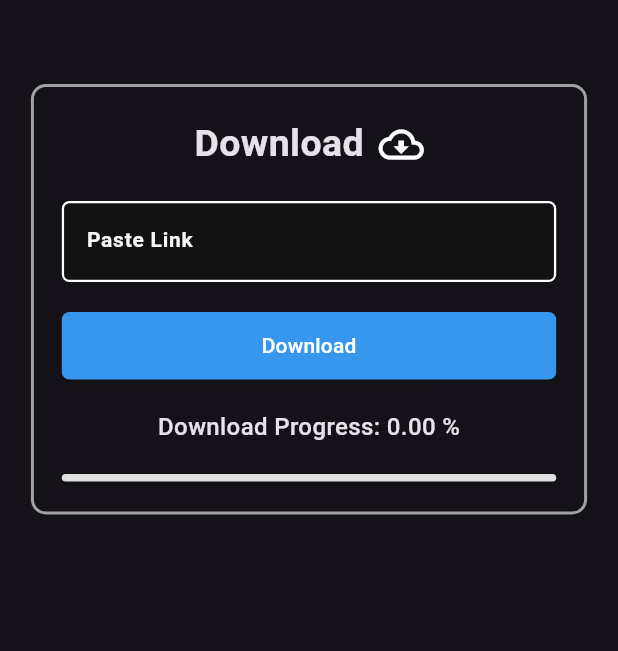
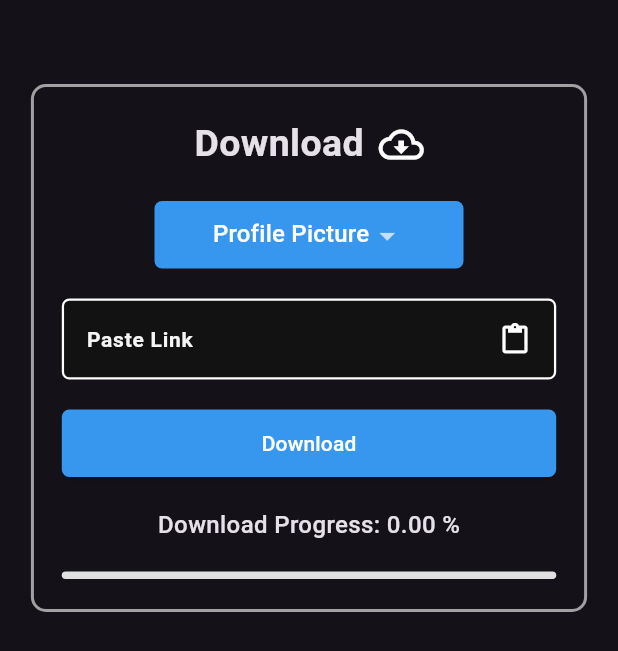
Before and after one commit to XitizVerma/Instagram-Flutter-App, a Flutter app: the PostScreen screen opened directly, on a phone screen of 412 x 824 dp. Shown: the top 651 px of the screen. Run offline on Flutter 3.47's test engine with Material 3 defaults, Android fonts, the phone set to English and light mode, and no system bars; our stand-ins replace cached_network_image, dio, image_picker; network calls fail.

Commit message:
Dropdown Button and Clipboard Functionality

```diff
--- a/lib/screens/mediapost/download_screen.dart
+++ b/lib/screens/mediapost/download_screen.dart
@@ -1,6 +1,7 @@
 import 'package:flutter/material.dart';
 import 'package:instagram_flutter_app/Widgets/ui_helper.dart';
 import 'package:instagram_flutter_app/services/download_service.dart';
+import 'package:instagram_flutter_app/utils/constants.dart';
 import 'package:instagram_flutter_app/utils/utils.dart';
 
 class DownloadScreen extends StatefulWidget {
@@ -10,8 +11,13 @@ class DownloadScreen extends StatefulWidget {
 
 class _DownloadScreenState extends State<DownloadScreen> {
   final TextEditingController downloadController = TextEditingController();
+  final List<String> items = [
+    Constants.DOWNLOAD_MENU_ITEM_PROFILE_PIC,
+    Constants.DOWNLOAD_MENU_ITEM_POST_PIC,
+  ];
 
   double downloadProgress = 0.0;
+  String selectedMenuValue = Constants.DOWNLOAD_MENU_ITEM_PROFILE_PIC;
 
   @override
   Widget build(BuildContext context) {
@@ -47,16 +53,29 @@ class _DownloadScreenState extends State<DownloadScreen> {
 
                   SizedBox(height: 20),
 
+                  UIHelper.customDropdownButton(
+                    items: items,
+                    width: Utils.getScreenWidth(context) * 0.5,
+                    selectedValue: selectedMenuValue,
+                    onChanged: (value) {
+                      setState(() {
+                        selectedMenuValue = value;
+                      });
+                    },
+                  ),
+
+                  SizedBox(height: 20),
+
                   UIHelper.customTextField(
                     controller: downloadController,
                     text: "Paste Link",
                     toHide: false,
                     width: Utils.getScreenWidth(context) * 0.8,
                     borderRadius: 5,
+                    trailingIcon: Icon(Icons.content_paste)
                   ),
 
                   SizedBox(height: 20),
-
                   UIHelper.customButton(
                     text: "Download",
                     width: Utils.getScreenWidth(context) * 0.8,
--- a/lib/utils/constants.dart
+++ b/lib/utils/constants.dart
@@ -3,4 +3,7 @@ class Constants {
   static const String ITS_ME_XITIZ = "its_me_xitiz";
   static const String SOUMYA_GARG = "soumya_garg";
   static const String NEHA_GUPTA = "neha_gupta";
+
+  static const DOWNLOAD_MENU_ITEM_PROFILE_PIC = "Profile Picture";
+  static const DOWNLOAD_MENU_ITEM_POST_PIC = "Post ";
 }
--- /dev/null
+++ b/lib/utils/theme_constants.dart
@@ -0,0 +1,7 @@
+import 'dart:ui';
+
+class ThemeConstants {
+
+  static const Color PRIMARY = Color(0XFF3797EF);
+
+}
--- a/lib/widgets/ui_helper.dart
+++ b/lib/widgets/ui_helper.dart
@@ -1,4 +1,6 @@
 import 'package:flutter/material.dart';
+import 'package:flutter/services.dart';
+import 'package:instagram_flutter_app/utils/theme_constants.dart';
 
 class UIHelper {
   static Widget customTextField({
@@ -7,16 +9,20 @@ class UIHelper {
     required bool toHide,
     double? height,
     double? width,
-    double? borderRadius
+    double? borderRadius,
+    Icon? trailingIcon,
   }) {
     return Container(
-      height: height??54,
-      width: width?? 343,
+      height: height ?? 54,
+      width: width ?? 343,
       decoration: BoxDecoration(
         color: Color(0XFF121212),
         border: Border.all(color: Color(0XFFFFFFFF), width: 1.5),
-        borderRadius: BorderRadius.circular(borderRadius??15),
+        borderRadius: BorderRadius.circular(borderRadius ?? 15),
       ),
+      child: Row(
+        children: [
+          Expanded(
             child: Padding(
               padding: EdgeInsets.only(left: 15),
               child: TextField(
@@ -36,6 +42,28 @@ class UIHelper {
                   disabledBorder: InputBorder.none,
                 ),
               ),
+            ),
+          ),
+          if (trailingIcon != null)
+            Padding(
+              padding: EdgeInsets.only(right: 15),
+              child: GestureDetector(
+                onTap: () async {
+                  if (trailingIcon.icon == Icons.content_paste) {
+                    ClipboardData? clipboardData = await Clipboard.getData(
+                      Clipboard.kTextPlain,
+                    );
+                    if (clipboardData != null && clipboardData.text != null) {
+                      controller.text = clipboardData.text!.trim();
+                    }
+                  } else if (trailingIcon.icon == Icons.close) {
+                    controller.text = "";
+                  }
+                },
+                child: Icon(trailingIcon.icon, color: Colors.white, size: 22),
+              ),
+            ),
+        ],
       ),
     );
   }
@@ -73,7 +101,7 @@ class UIHelper {
     required VoidCallback callback,
     Color? backgroundColor,
     double? width,
-    double? height
+    double? height,
   }) {
     return SizedBox(
       height: height ?? 45,
@@ -90,4 +118,62 @@ class UIHelper {
       ),
     );
   }
+
+  static Widget customDropdownButton({
+    required List<String> items,
+    required String selectedValue,
+    required void Function(String) onChanged,
+    double? width,
+    double? height,
+    Color? backgroundColor,
+  }) {
+    backgroundColor = backgroundColor ?? ThemeConstants.PRIMARY;
+    return Container(
+      height: height ?? 45,
+      width: width ?? 343,
+      decoration: BoxDecoration(
+        color: backgroundColor,
+        borderRadius: BorderRadius.circular(5),
+      ),
+      child: DropdownButtonHideUnderline(
+        child: Center(
+          child: Padding(
+            padding: const EdgeInsets.only(top:2),
+            child: DropdownButton<String>(
+              alignment: Alignment.center,
+              value: selectedValue,
+              dropdownColor: Colors.black,
+              isExpanded: false,
+              menuMaxHeight: 300,
+              itemHeight: 50,
+              items:
+                  items.map<DropdownMenuItem<String>>((String item) {
+                    return DropdownMenuItem<String>(
+                      value: item,
+                      child: Column(
+                        crossAxisAlignment: CrossAxisAlignment.start,
+                        children: [
+                          Padding(
+                            padding: const EdgeInsets.symmetric(vertical: 8.0),
+                            child: Text(
+                              item,
+                              style: TextStyle(color: Colors.white),
+                            ),
+                          ),
+                          // Add divider after each item except the last one
+                          if (item != items.last)
+                            Divider(color: Colors.white, height: 2),
+                        ],
+                      ),
+                    );
+                  }).toList(),
+              onChanged: (newValue) {
+                if (newValue != null) onChanged(newValue);
+              },
+            ),
+          ),
+        ),
+      ),
+    );
   }
+}
```
Lines whose indentation alone changed are shown as unchanged.
